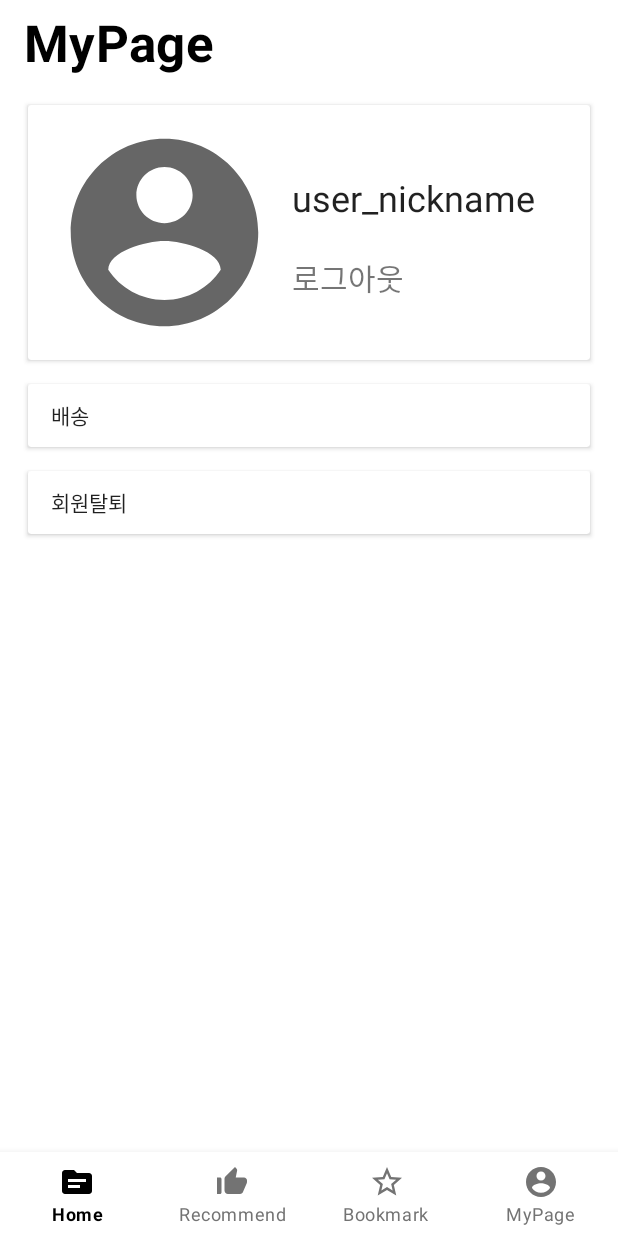
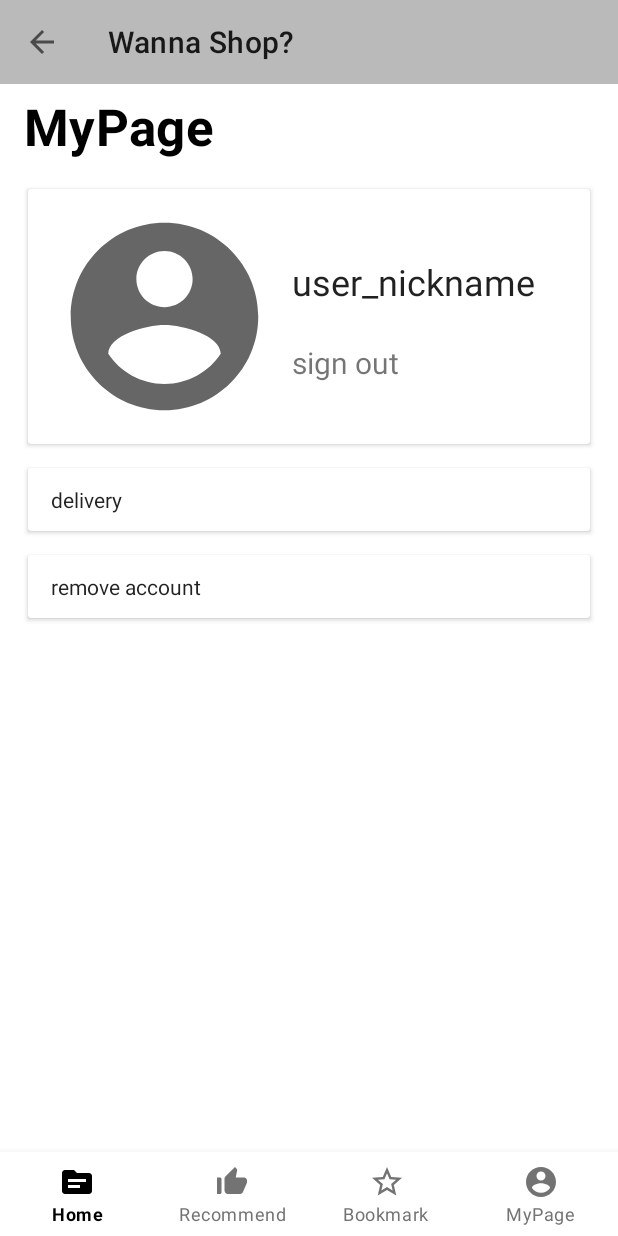
Before and after one commit to otu165/Shop, an Android app: the fragment MyPageFragment placed in its activity, on a phone screen of 412 x 824 dp. Run offline under Robolectric (Android 15) with nearby library versions, the light colour scheme and no system bars; our stand-ins replace CircleImageView, Firebase (no records; nobody signed in at launch, a user with empty details on screens opened directly); libraries missing offline, so code that uses them is left out: com.github.rubensousa.gravitysnaphelper, me.angeldevil.autoscrollviewpager; 7 statements that could not run were skipped.

Commit message:
juyeon_NaviDrawer

```diff
--- a/app/build.gradle
+++ b/app/build.gradle
@@ -53,6 +53,7 @@ dependencies {
     implementation 'com.google.android.gms:play-services-auth:18.1.0'
     implementation 'com.google.firebase:firebase-auth-ktx:19.4.0'
     implementation 'com.google.firebase:firebase-firestore:21.2.1'
+    implementation 'com.google.firebase:firebase-storage-ktx'
 
     // auto_scroll_view_pager
     compile 'me.angeldevil:AutoScrollViewPager:1.0.8'
@@ -72,4 +73,7 @@ dependencies {
 
     // youtube player
     implementation 'kr.co.prnd:youtube-player-view:1.3.0'
+
+    // circle image view
+    implementation 'de.hdodenhof:circleimageview:3.1.0'
 }
--- a/app/src/main/java/com/example/shopping/api/FirebaseService.kt
+++ b/app/src/main/java/com/example/shopping/api/FirebaseService.kt
@@ -2,8 +2,10 @@ package com.example.shopping.api
 
 import com.google.firebase.auth.FirebaseAuth
 import com.google.firebase.firestore.FirebaseFirestore
+import com.google.firebase.storage.FirebaseStorage
 
 object FirebaseService {
     lateinit var auth : FirebaseAuth
     lateinit var db : FirebaseFirestore
+    lateinit var storage : FirebaseStorage
 }
--- a/app/src/main/java/com/example/shopping/api/Service.kt
+++ b/app/src/main/java/com/example/shopping/api/Service.kt
@@ -66,7 +66,7 @@ object Service {
         when(sort) {
             "Coat" -> {
                 for (i in 0..9) {
-                    list.add(MenuFragListViewData(R.drawable.jacket, "${sort}$i", "DESCRIPTION", (100 + i).toString() + "원"))
+                    list.add(MenuFragListViewData(R.drawable.jacket_icon, "${sort}$i", "DESCRIPTION", (100 + i).toString() + "원"))
                 }
             }
             "Top" -> {
@@ -110,7 +110,7 @@ object Service {
         when(sort) {
             "Coat" -> {
                 for (i in 1..4) {
-                    list.add(MenuFragListViewData(R.drawable.jacket, "${sort}$i", "INFORMATION", (100 + i).toString() + "원"))
+                    list.add(MenuFragListViewData(R.drawable.jacket_icon, "${sort}$i", "INFORMATION", (100 + i).toString() + "원"))
                 }
             }
             "Top" -> {
--- a/app/src/main/java/com/example/shopping/feature/login/MyPageFragment.kt
+++ b/app/src/main/java/com/example/shopping/feature/login/MyPageFragment.kt
@@ -9,6 +9,7 @@ import android.view.ViewGroup
 import android.widget.Button
 import android.widget.TextView
 import android.widget.Toast
+import com.bumptech.glide.Glide
 import com.example.shopping.R
 import com.example.shopping.api.FirebaseService
 import com.example.shopping.feature.main.MainActivity
@@ -65,6 +66,7 @@ class MyPageFragment : Fragment() {
                     .setPositiveButton("OK") { dialogInterface: DialogInterface, i: Int -> // OK
 
                         FirebaseService.auth.currentUser!!.delete().addOnSuccessListener {
+
                             // 로그아웃 처리
                             FirebaseService.auth.signOut()
 
@@ -78,5 +80,14 @@ class MyPageFragment : Fragment() {
 
         }
 
+        // 이미지 다운로드 방법
+        view.imgMyPageUser.setOnClickListener {
+            val ref = FirebaseService.storage.getReference("images/flower_1.png")
+
+            ref.downloadUrl.addOnSuccessListener {
+                Glide.with(requireContext()).load(it).into(view.imgMyPageUser)
+            }
+        }
+
     }
 }
--- a/app/src/main/java/com/example/shopping/feature/main/MainActivity.kt
+++ b/app/src/main/java/com/example/shopping/feature/main/MainActivity.kt
@@ -5,6 +5,7 @@ import android.os.Bundle
 import android.util.Log
 import android.view.MenuItem
 import android.widget.Toast
+import androidx.core.view.GravityCompat
 import androidx.fragment.app.Fragment
 import com.example.shopping.R
 import com.example.shopping.api.FirebaseService
@@ -13,12 +14,14 @@ import com.example.shopping.feature.login.MyPageFragment
 import com.example.shopping.feature.login.SignInFragment
 import com.example.shopping.feature.recommend.RecommendFragment
 import com.google.android.material.bottomnavigation.BottomNavigationView
+import com.google.android.material.navigation.NavigationView
 import com.google.firebase.auth.ktx.auth
 import com.google.firebase.firestore.FirebaseFirestore
 import com.google.firebase.ktx.Firebase
+import com.google.firebase.storage.FirebaseStorage
 import kotlinx.android.synthetic.main.activity_main.*
 
-class MainActivity : AppCompatActivity() {
+class MainActivity : AppCompatActivity(), NavigationView.OnNavigationItemSelectedListener {
     private var backKeyPressed : Long = 0
 
     override fun onCreate(savedInstanceState: Bundle?) {
@@ -33,6 +36,14 @@ class MainActivity : AppCompatActivity() {
         // initiate Firebase
         FirebaseService.auth = Firebase.auth
         FirebaseService.db = FirebaseFirestore.getInstance()
+        FirebaseService.storage = FirebaseStorage.getInstance()
+
+        // setting toolbar
+        setSupportActionBar(tbMain) // 툴바를 액티비티의 actionbar 로 지정
+        supportActionBar?.setDisplayHomeAsUpEnabled(true) // drawer 꺼낼 홈 버튼 활성화
+
+        // navigation view listener 지정
+        nvMain.setNavigationItemSelectedListener(this)
 
         // add MainFragment
         val transaction = supportFragmentManager.beginTransaction()
@@ -80,7 +91,28 @@ class MainActivity : AppCompatActivity() {
         supportFragmentManager.beginTransaction().replace(R.id.frameMain, fragment).commit()
     }
 
+    override fun onNavigationItemSelected(item: MenuItem): Boolean {
+        when(item.itemId){
+            R.id.coat -> {
+                Toast.makeText(this, "코트", Toast.LENGTH_SHORT).show()
+            }
+            R.id.top -> {
+                Toast.makeText(this, "상의", Toast.LENGTH_SHORT).show()
+            }
+            else -> {
+                Toast.makeText(this, "etc", Toast.LENGTH_SHORT).show()
+            }
+        }
+        return false
+    }
+
     override fun onBackPressed() {
+        // drawer 열린 상태에서의 backPressed 처리
+        if(drawerLayout.isDrawerOpen(GravityCompat.START)) {
+            drawerLayout.closeDrawers()
+            return
+        }
+
         val toast : Toast = Toast.makeText(this, "Press back again to exit", Toast.LENGTH_SHORT)
 
         if(System.currentTimeMillis() > backKeyPressed + 2000) {
@@ -92,6 +124,16 @@ class MainActivity : AppCompatActivity() {
         }
     }
 
+    override fun onOptionsItemSelected(item: MenuItem): Boolean {
+        when(item.itemId) {
+            android.R.id.home -> { // 메뉴 버튼
+                drawerLayout.openDrawer(GravityCompat.START) // drawer 열기
+            }
+        }
+
+        return super.onOptionsItemSelected(item)
+    }
+
     companion object {
         private const val TAG = "MainActivity"
     }
--- a/app/src/main/java/com/example/shopping/feature/menu/fragment/MenuFragRvVH.kt
+++ b/app/src/main/java/com/example/shopping/feature/menu/fragment/MenuFragRvVH.kt
@@ -5,6 +5,7 @@ import android.view.View
 import android.widget.ImageView
 import android.widget.TextView
 import androidx.recyclerview.widget.RecyclerView
+import com.bumptech.glide.Glide
 import com.example.shopping.R
 import com.example.shopping.data.menu.MenuFragListViewData
 import com.example.shopping.feature.store.StoreActivity
--- a/app/src/main/res/layout/activity_main.xml
+++ b/app/src/main/res/layout/activity_main.xml
@@ -1,11 +1,30 @@
 <?xml version="1.0" encoding="utf-8"?>
-<androidx.constraintlayout.widget.ConstraintLayout
+<androidx.drawerlayout.widget.DrawerLayout
     xmlns:android="http://schemas.android.com/apk/res/android"
     xmlns:app="http://schemas.android.com/apk/res-auto"
     xmlns:tools="http://schemas.android.com/tools"
     android:layout_width="match_parent"
     android:layout_height="match_parent"
+    android:id="@+id/drawerLayout"
+    android:fitsSystemWindows="true"
     tools:context=".feature.main.MainActivity">
+
+    <androidx.constraintlayout.widget.ConstraintLayout
+        android:layout_width="match_parent"
+        android:layout_height="match_parent">
+
+        <LinearLayout
+            android:layout_width="match_parent"
+            android:layout_height="match_parent"
+            android:orientation="vertical">
+
+            <androidx.appcompat.widget.Toolbar
+                android:id="@+id/tbMain"
+                app:title="Wanna Shop?"
+                android:background="@color/light_gray"
+                android:layout_width="match_parent"
+                android:layout_height="wrap_content"
+                android:minHeight="?attr/actionBarSize"/>
 
             <FrameLayout
                 android:id="@+id/frameMain"
@@ -13,6 +32,8 @@
                 android:layout_height="match_parent"
                 android:layout_marginBottom="?attr/actionBarSize"
                 app:layout_constraintTop_toTopOf="parent"/>
+
+        </LinearLayout>
 
         <com.google.android.material.bottomnavigation.BottomNavigationView
             android:id="@+id/bottomNavi"
@@ -22,8 +43,20 @@
             app:itemIconTint="@color/icon_color_selecter"
             app:itemTextColor="@color/icon_color_selecter"
             app:menu="@menu/bottom_navigation_bar_main_menu"
-        app:layout_constraintBottom_toBottomOf="parent"/>
-
-
+            app:layout_constraintBottom_toBottomOf="parent" />
 
     </androidx.constraintlayout.widget.ConstraintLayout>
+
+    <com.google.android.material.navigation.NavigationView
+        android:id="@+id/nvMain"
+        android:fitsSystemWindows="true"
+        android:layout_width="365dp"
+        android:layout_height="match_parent"
+        app:menu="@menu/navigation_drawer_item"
+        app:headerLayout="@layout/header"
+        android:layout_gravity="start">
+        <!-- layout_gravity -->
+
+    </com.google.android.material.navigation.NavigationView>
+
+</androidx.drawerlayout.widget.DrawerLayout>
--- a/app/src/main/res/layout/activity_review.xml
+++ b/app/src/main/res/layout/activity_review.xml
@@ -7,7 +7,7 @@
     android:layout_height="match_parent"
     tools:context=".feature.store.ReviewActivity">
 
-    <ImageView
+    <de.hdodenhof.circleimageview.CircleImageView
         android:id="@+id/imgReview"
         android:layout_width="150dp"
         android:layout_height="150dp"
--- a/app/src/main/res/layout/fragment_my_page.xml
+++ b/app/src/main/res/layout/fragment_my_page.xml
@@ -33,7 +33,7 @@
             android:layout_width="match_parent"
             android:layout_height="match_parent">
 
-            <ImageView
+            <de.hdodenhof.circleimageview.CircleImageView
                 android:id="@+id/imgMyPageUser"
                 android:layout_width="150dp"
                 android:layout_height="150dp"
@@ -59,7 +59,7 @@
 
             <TextView
                 android:id="@+id/txtFragMyPageSignOut"
-                android:text="로그아웃"
+                android:text="sign out"
                 android:textSize="20dp"
                 android:layout_width="wrap_content"
                 android:layout_height="wrap_content"
@@ -84,7 +84,7 @@
         android:layout_marginTop="8dp">
 
         <TextView
-            android:text="배송"
+            android:text="delivery"
             android:textAppearance="@style/TextAppearance.AppCompat.Body1"
             android:gravity="left|center_horizontal|center_vertical"
             android:layout_marginLeft="15dp"
@@ -104,7 +104,7 @@
 
         <TextView
 
-            android:text="회원탈퇴"
+            android:text="remove account"
             android:textAppearance="@style/TextAppearance.AppCompat.Body1"
             android:gravity="left|center_horizontal|center_vertical"
             android:layout_marginLeft="15dp"
--- a/app/src/main/res/layout/rv_frag_store_review_item.xml
+++ b/app/src/main/res/layout/rv_frag_store_review_item.xml
@@ -5,7 +5,7 @@
     android:layout_height="match_parent"
     xmlns:app="http://schemas.android.com/apk/res-auto">
 
-    <ImageView
+    <de.hdodenhof.circleimageview.CircleImageView
         android:id="@+id/imgFragReview"
         android:layout_width="130dp"
         android:layout_height="130dp"
--- /dev/null
+++ b/app/src/main/res/menu/navigation_drawer_item.xml
@@ -0,0 +1,62 @@
+<?xml version="1.0" encoding="utf-8"?>
+<menu xmlns:android="http://schemas.android.com/apk/res/android">
+
+    <group android:checkableBehavior="single">
+
+        <item
+            android:title="Category">
+
+            <menu>
+
+                <item
+                    android:id="@+id/coat"
+                    android:title="Coat"/>
+
+                <item
+                    android:id="@+id/top"
+                    android:title="Top"/>
+
+                <item
+                    android:id="@+id/dress"
+                    android:title="Dress"/>
+
+                <item
+                    android:id="@+id/pants"
+                    android:title="Pants"/>
+
+                <item
+                    android:id="@+id/skirt"
+                    android:title="Skirt"/>
+
+                <item
+                    android:id="@+id/shoes"
+                    android:title="Shoes"/>
+
+                <item
+                    android:id="@+id/bag"
+                    android:title="Bag"/>
+
+            </menu>
+
+        </item>
+
+        <item
+            android:title="Service">
+
+            <menu>
+                <item
+                    android:id="@+id/center"
+                    android:title="Customer Center"/>
+
+                <item
+                    android:id="@+id/error"
+                    android:title="Report Error"/>
+
+            </menu>
+
+        </item>
+
+
+    </group>
+
+</menu>
--- a/app/src/main/res/values/colors.xml
+++ b/app/src/main/res/values/colors.xml
@@ -1,7 +1,7 @@
 <?xml version="1.0" encoding="utf-8"?>
 <resources>
     <color name="purple_200">#FFBB86FC</color>
-    <color name="purple_500">#FF6200EE</color>
+    <color name="purple_500">#000000</color>
     <color name="purple_700">#FF3700B3</color>
     <color name="teal_200">#FF03DAC5</color>
     <color name="teal_700">#FF018786</color>
--- a/app/src/main/res/values/themes.xml
+++ b/app/src/main/res/values/themes.xml
@@ -13,5 +13,12 @@
         <item name="android:statusBarColor" tools:targetApi="l">?attr/colorPrimaryVariant</item>
         <!-- Customize your theme here. -->
         <item name="windowNoTitle">true</item>
+        <item name="android:windowDrawsSystemBarBackgrounds">true</item>
+    </style>
+
+    <style name="NoActionBar">
+        <item name="windowActionBar">false</item>
+        <item name="windowNoTitle">true</item>
+
     </style>
 </resources>
```
Also changed, not shown: app/src/main/res/drawable/ic_baseline_menu_24.xml (added, +10 -0 lines), app/src/main/res/layout/header.xml (added, +9 -0 lines), app/src/main/res/layout/item_frag_menu.xml (+14 -5 lines), app/src/main/res/layout/rv_frag_menu_outer_item.xml (+11 -11 lines), app/src/main/res/drawable/icons.png (added), app/src/main/res/drawable/jacket_icon.png (added), 1 other file. Lines whose indentation alone changed are shown as unchanged.
